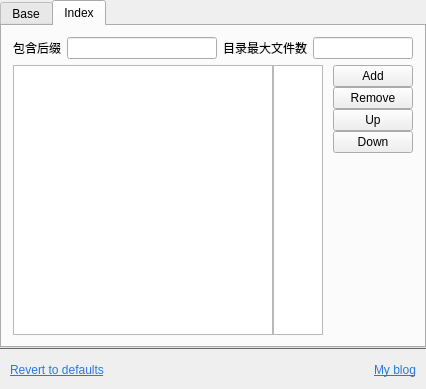
Qt form src/view/SettingWidget.ui (tujiaw/Acc) before a commit.
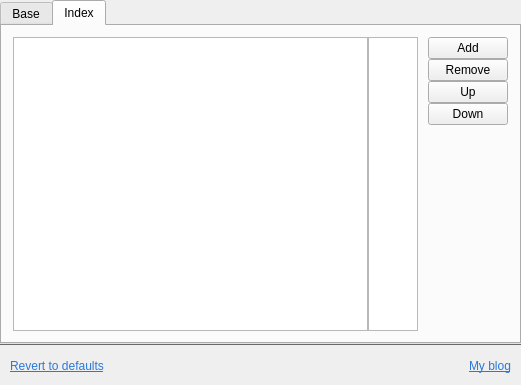
The same form after that commit.

What changed in the file:
```diff
--- a/src/view/SettingWidget.ui
+++ b/src/view/SettingWidget.ui
@@ -6,8 +6,8 @@
    <rect>
     <x>0</x>
     <y>0</y>
-    <width>426</width>
-    <height>389</height>
+    <width>521</width>
+    <height>385</height>
    </rect>
   </property>
   <property name="minimumSize">
@@ -374,80 +374,6 @@
          <string>Index</string>
         </attribute>
         <layout class="QVBoxLayout" name="verticalLayout_6">
-         <item>
-          <layout class="QVBoxLayout" name="verticalLayout_7">
-           <property name="spacing">
-            <number>6</number>
-           </property>
-           <property name="bottomMargin">
-            <number>0</number>
-           </property>
-           <item>
-            <layout class="QHBoxLayout" name="horizontalLayout_6">
-             <property name="topMargin">
-              <number>0</number>
-             </property>
-             <item>
-              <widget class="QLabel" name="label_2">
-               <property name="minimumSize">
-                <size>
-                 <width>0</width>
-                 <height>0</height>
-                </size>
-               </property>
-               <property name="maximumSize">
-                <size>
-                 <width>16777215</width>
-                 <height>16777215</height>
-                </size>
-               </property>
-               <property name="text">
-                <string>包含后缀</string>
-               </property>
-              </widget>
-             </item>
-             <item>
-              <widget class="QLineEdit" name="leFilterSuffix"/>
-             </item>
-             <item>
-              <widget class="QLabel" name="label_3">
-               <property name="minimumSize">
-                <size>
-                 <width>0</width>
-                 <height>0</height>
-                </size>
-               </property>
-               <property name="maximumSize">
-                <size>
-                 <width>16777215</width>
-                 <height>16777215</height>
-                </size>
-               </property>
-               <property name="text">
-                <string>目录最大文件数</string>
-               </property>
-              </widget>
-             </item>
-             <item>
-              <widget class="QLineEdit" name="leDirMaxLimit">
-               <property name="minimumSize">
-                <size>
-                 <width>100</width>
-                 <height>0</height>
-                </size>
-               </property>
-               <property name="maximumSize">
-                <size>
-                 <width>100</width>
-                 <height>16777215</height>
-                </size>
-               </property>
-              </widget>
-             </item>
-            </layout>
-           </item>
-          </layout>
-         </item>
          <item>
           <layout class="QHBoxLayout" name="horizontalLayout_2">
            <property name="spacing">
```
